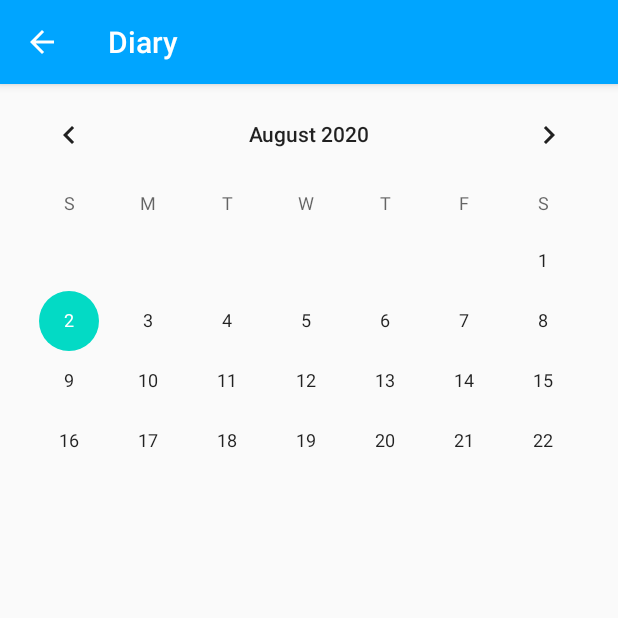
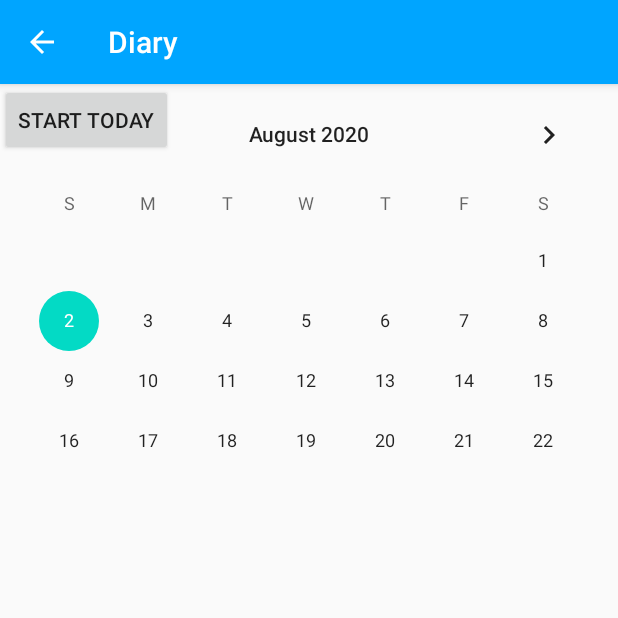
Before and after one commit to MemoTonui/Diary, an Android app: the Page1 screen opened directly, with no data from a screen before it, on a phone screen of 412 x 824 dp, the top half of it. Run offline under Robolectric (Android 15) with nearby library versions, the phone set to English and light mode, and no system bars; Roboto replaces fonts that are not available here.

```diff
--- a/app/src/main/java/com/moringa/diary/Page1.java
+++ b/app/src/main/java/com/moringa/diary/Page1.java
@@ -1,8 +1,10 @@
 package com.moringa.diary;
 
 import android.os.Bundle;
+import android.view.View;
 
 import androidx.appcompat.app.AppCompatActivity;
+import androidx.fragment.app.DialogFragment;
 
 public class Page1 extends AppCompatActivity {
 
@@ -11,6 +13,11 @@ public class Page1 extends AppCompatActivity {
         super.onCreate(savedInstanceState);
         setContentView(R.layout.page1);
 
+
+    }
+    public void showDatePickerDialog(View v) {
+        DialogFragment newFragment = new DatePickerFragment();
+        newFragment.show(getSupportFragmentManager(), "datePicker");
     }
 
 }
--- a/app/src/main/res/layout/page1.xml
+++ b/app/src/main/res/layout/page1.xml
@@ -9,4 +9,9 @@
         android:layout_width="match_parent"
         android:layout_height="266dp" />
 
+    <Button
+        android:layout_width="wrap_content"
+        android:layout_height="wrap_content"
+        android:onClick="showDatePickerDialog"
+        android:text="Start Today" />
 </RelativeLayout>
```
Also changed, not shown: app/src/main/java/com/moringa/diary/DatePickerFragment.java (+4 -4 lines).
